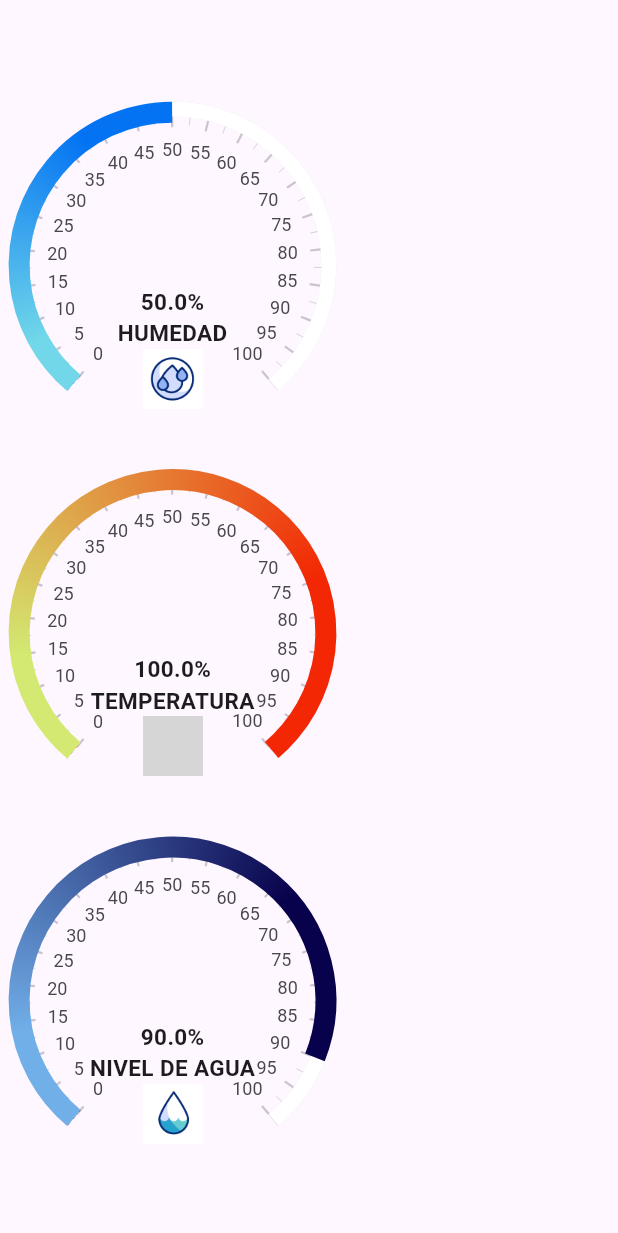
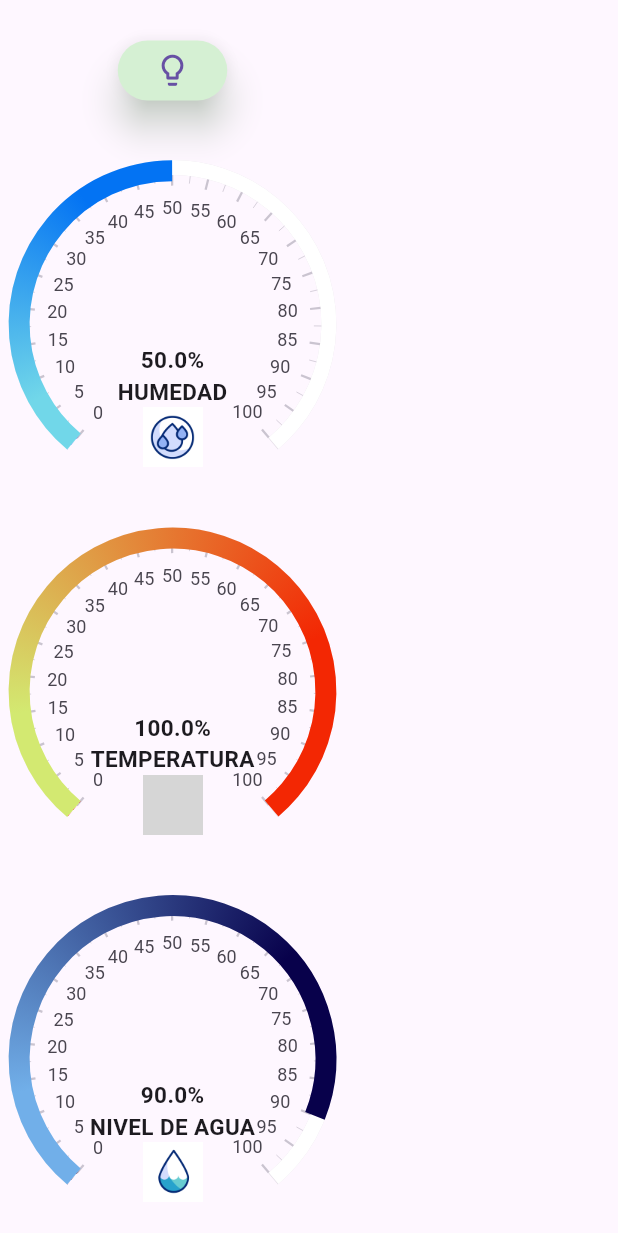
Before and after one commit to Daga07/proyectoA, a Flutter app: the Sensor widget shown alone on an empty page, opened directly, on a phone screen of 412 x 824 dp. Shown: the top 1233 px of the screen. Run offline on Flutter 3.47's test engine with Material 3 defaults, Android fonts, the light colour scheme and no system bars; drawn by our look-alikes of syncfusion_flutter_gauges; grey boxes are pictures that could not be loaded.

Commit message:
botton de luz

```diff
--- a/lib/Sensors/Sensors.dart
+++ b/lib/Sensors/Sensors.dart
@@ -44,9 +44,16 @@ class _SensorState extends State<Sensor> {
   double Temperatura = 100;
   double Humedad = 50;
   double Nivel = 90;
+  var _luz = 0;
+
+  void _clicluz() {
+    setState(() {
+      _luz = _luz == 0 ? 1 : 0;
+    });
+    print('LUZ PRENDE: $_luz');
+  }
 
   @override
-
   // ignore: non_constant_identifier_names
   Widget build(BuildContext context) {
     return SingleChildScrollView(
@@ -54,7 +61,48 @@ class _SensorState extends State<Sensor> {
       child: Column(
         mainAxisAlignment: MainAxisAlignment.center,
         children: [
+          /*  child: Container(
+                  child: _luz == 0
+                      ? const Icon(Icons.lightbulb_outline, size: 20)
+                      : const Image(
+                          image: AssetImage('imagenes/luz.gif'),
+                          fit: BoxFit.contain,
+                        ),
+                ) */
+
           const SizedBox(height: 20),
+          Container(
+              child: Column(
+            children: <Widget>[
+              ElevatedButton(
+                onPressed: _clicluz,
+                // ignore: sort_child_properties_last
+                child: Tooltip(
+                  // ignore: sort_child_properties_last
+                  child: _luz == 0
+                      ? const Icon(
+                          Icons.lightbulb_outline,
+                          size: 25,
+                        )
+                      : const Icon(
+                          Icons.lightbulb_rounded,
+                          size: 30,
+                          color: Color.fromARGB(255, 233, 231, 142),
+                        ),
+                  message: _luz == 0 ? 'ENCENDER' : 'APAGAR',
+                  textStyle: const TextStyle(
+                    fontSize: 11,
+                  ),
+                ),
+
+                style: ElevatedButton.styleFrom(
+                    backgroundColor: const Color.fromARGB(255, 213, 240, 211),
+                    elevation: 10,
+                    shadowColor: const Color.fromARGB(255, 213, 240, 211)),
+              )
+            ],
+          )),
+          const SizedBox(height: 30),
           Container(
             width: 230,
             height: 230,
```
Also changed, not shown: imagenes/led.gif (added), imagenes/luz.gif (added).
